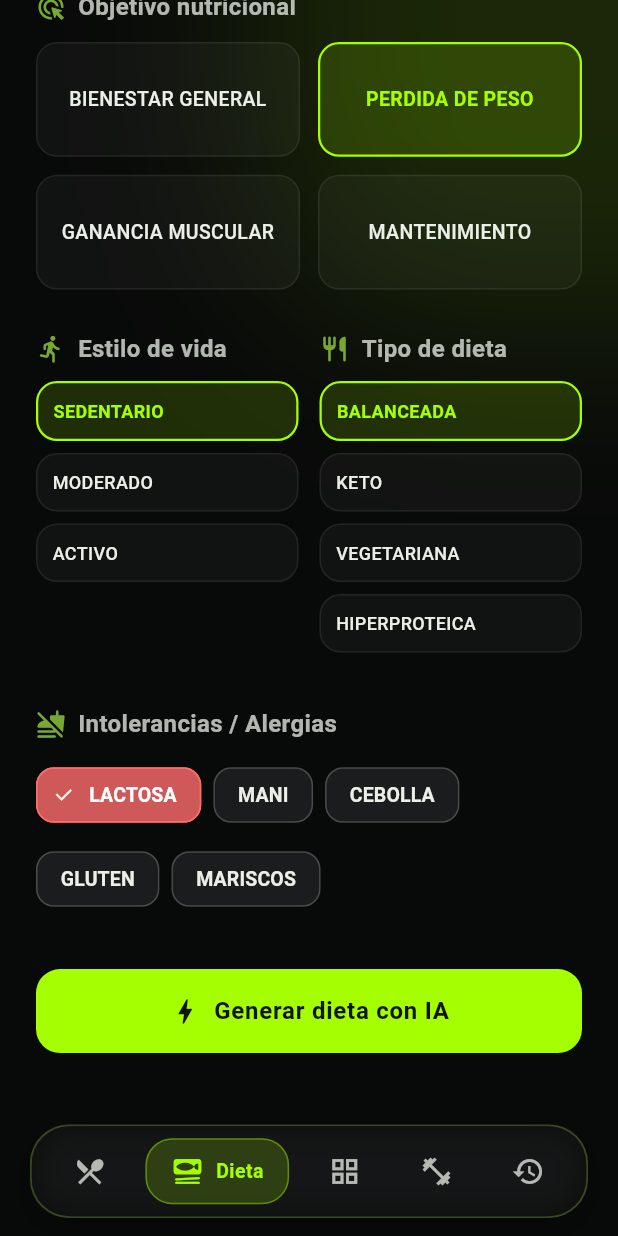
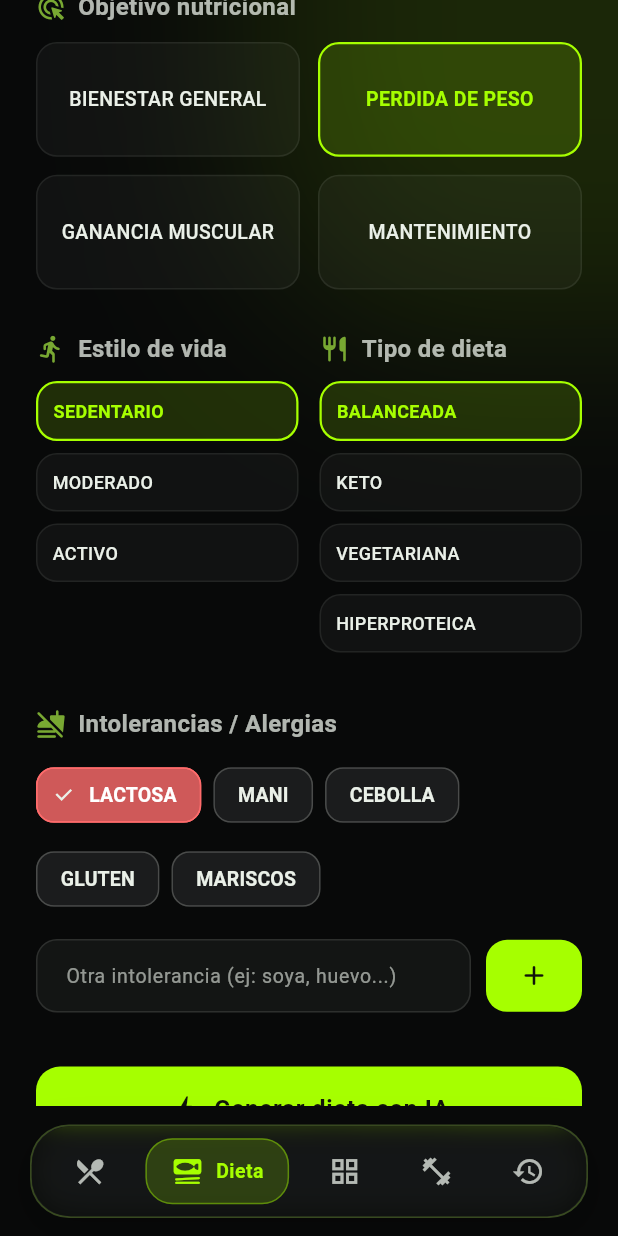
Before and after one commit to T1-ChamitoPro/xef, a Flutter app: the screen it shows once a user with an empty profile is signed in, item 2 of the bottom bar chosen, scrolled down 324 dp, on a phone screen of 412 x 824 dp. Run offline on Flutter 3.47's test engine with Material 3 defaults, Android fonts, the light colour scheme and no system bars; our stand-ins replace flutter_dotenv, supabase_flutter; accounts and stored records are empty.

Commit message:
fix e increase a generar rutina

```diff
--- a/xef/lib/features/diets/widgets/diet_form_view.dart
+++ b/xef/lib/features/diets/widgets/diet_form_view.dart
@@ -1,4 +1,5 @@
 import 'package:flutter/material.dart';
+
 import '../../../core/constants/app_constants.dart';
 import '../../../core/theme/app_theme.dart';
 import '../../../core/widgets/section_header.dart';
@@ -212,7 +213,9 @@ class DietFormView extends StatelessWidget {
           Wrap(
             spacing: 8,
             runSpacing: 8,
-            children: AppConstants.intolerancias.map((item) {
+            children: [
+              // Chips estáticos
+              ...AppConstants.intolerancias.map((item) {
                 final selected = intoleranciasSeleccionadas.contains(item);
                 return FilterChip(
                   label: Text(
@@ -236,7 +239,44 @@ class DietFormView extends StatelessWidget {
                   ),
                   onSelected: (val) => onIntoleranciaToggle(item, val),
                 );
-            }).toList(),
+              }),
+
+              // Chips personalizados
+              ...intoleranciasSeleccionadas
+                  .where((item) => !AppConstants.intolerancias.contains(item))
+                  .map((item) {
+                    return FilterChip(
+                      label: Text(
+                        item,
+                        style: const TextStyle(
+                          fontSize: 13,
+                          fontWeight: FontWeight.w600,
+                          color: Colors.white,
+                        ),
+                      ),
+                      selected: true,
+                      selectedColor: AppColors.errorRed.withValues(alpha: 0.8),
+                      deleteIcon: const Icon(
+                        Icons.close,
+                        size: 16,
+                        color: Colors.white,
+                      ),
+                      onDeleted: () => onIntoleranciaToggle(item, false),
+                      onSelected: (_) {},
+                      shape: RoundedRectangleBorder(
+                        borderRadius: BorderRadius.circular(12),
+                      ),
+                    );
+                  }),
+            ],
+          ),
+          const SizedBox(height: 16),
+
+          // Campo para agregar intolerancia personalizada
+          _CustomIntoleranceInput(
+            onAdd: (value) {
+              onIntoleranciaToggle(value.toUpperCase(), true);
+            },
           ),
           const SizedBox(height: 36),
 
@@ -256,3 +296,92 @@ class DietFormView extends StatelessWidget {
     );
   }
 }
+
+class _CustomIntoleranceInput extends StatefulWidget {
+  final ValueChanged<String> onAdd;
+
+  const _CustomIntoleranceInput({required this.onAdd});
+
+  @override
+  State<_CustomIntoleranceInput> createState() =>
+      _CustomIntoleranceInputState();
+}
+
+class _CustomIntoleranceInputState extends State<_CustomIntoleranceInput> {
+  final TextEditingController _controller = TextEditingController();
+
+  @override
+  void dispose() {
+    _controller.dispose();
+    super.dispose();
+  }
+
+  void _agregar() {
+    final texto = _controller.text.trim();
+    if (texto.isEmpty) return;
+
+    widget.onAdd(texto);
+    _controller.clear();
+  }
+
+  @override
+  Widget build(BuildContext context) {
+    return Row(
+      children: [
+        Expanded(
+          child: TextField(
+            controller: _controller,
+            style: const TextStyle(color: AppColors.textPrimary, fontSize: 14),
+            decoration: InputDecoration(
+              hintText: 'Otra intolerancia (ej: soya, huevo...)',
+              hintStyle: TextStyle(
+                color: AppColors.textSecondary.withValues(alpha: 0.6),
+                fontSize: 13,
+              ),
+              filled: true,
+              fillColor: AppColors.azureMist.withValues(alpha: 0.05),
+              contentPadding: const EdgeInsets.symmetric(
+                horizontal: 16,
+                vertical: 14,
+              ),
+              border: OutlineInputBorder(
+                borderRadius: BorderRadius.circular(14),
+                borderSide: BorderSide(
+                  color: AppColors.azureMist.withValues(alpha: 0.12),
+                ),
+              ),
+              enabledBorder: OutlineInputBorder(
+                borderRadius: BorderRadius.circular(14),
+                borderSide: BorderSide(
+                  color: AppColors.azureMist.withValues(alpha: 0.12),
+                ),
+              ),
+              focusedBorder: OutlineInputBorder(
+                borderRadius: BorderRadius.circular(14),
+                borderSide: const BorderSide(color: AppColors.lightGreen),
+              ),
+            ),
+            textInputAction: TextInputAction.done,
+            onSubmitted: (_) => _agregar(),
+          ),
+        ),
+        const SizedBox(width: 10),
+        SizedBox(
+          height: 48,
+          child: ElevatedButton(
+            onPressed: _agregar,
+            style: ElevatedButton.styleFrom(
+              backgroundColor: AppColors.lightGreen,
+              foregroundColor: AppColors.textDark,
+              shape: RoundedRectangleBorder(
+                borderRadius: BorderRadius.circular(14),
+              ),
+              padding: const EdgeInsets.symmetric(horizontal: 16),
+            ),
+            child: const Icon(Icons.add_rounded, size: 22),
+          ),
+        ),
+      ],
+    );
+  }
+}
--- a/xef/lib/providers/diet_provider.dart
+++ b/xef/lib/providers/diet_provider.dart
@@ -1,4 +1,5 @@
 import 'package:flutter/material.dart';
+
 import '../models/diet_model.dart';
 import '../services/diet_service.dart';
 
@@ -12,18 +13,15 @@ class DietProvider extends ChangeNotifier {
   bool _isSaving = false;
   String? _errorMessage;
 
-  // Estado del flujo de generación
-  int _currentStep = 0; // 0: Formulario, 1: Sugerencias IA
+  int _currentStep = 0;
   List<DietSuggestion> _sugerenciasIA = [];
 
-  // Parámetros del formulario
   final Set<String> _diasSeleccionados = {'LUNES', 'MIERCOLES', 'VIERNES'};
   String _objetivoSeleccionado = 'PERDIDA DE PESO';
   String _estiloVidaSeleccionado = 'SEDENTARIO';
   String _tipoDietaSeleccionada = 'BALANCEADA';
   final Set<String> _intoleranciasSeleccionadas = {'LACTOSA'};
 
-  // Getters
   DietModel? get dietaActiva => _dietaActiva;
   bool get isLoadingActive => _isLoadingActive;
   bool get isGeneratingAI => _isGeneratingAI;
@@ -44,7 +42,6 @@ class DietProvider extends ChangeNotifier {
     cargarDietaActiva();
   }
 
-  /// Carga la dieta activa del usuario desde Supabase
   Future<void> cargarDietaActiva() async {
     _isLoadingActive = true;
     _errorMessage = null;
@@ -60,13 +57,11 @@ class DietProvider extends ChangeNotifier {
     }
   }
 
-  /// Control de pasos (0: Formulario, 1: Sugerencias)
   void setStep(int step) {
     _currentStep = step;
     notifyListeners();
   }
 
-  /// Manejo de selección de días
   void toggleDia(String dia, bool selected) {
     if (selected) {
       _diasSeleccionados.add(dia);
@@ -76,25 +71,21 @@ class DietProvider extends ChangeNotifier {
     notifyListeners();
   }
 
-  /// Configuración de objetivo
   void setObjetivo(String objetivo) {
     _objetivoSeleccionado = objetivo;
     notifyListeners();
   }
 
-  /// Configuración de estilo de vida
   void setEstiloVida(String estilo) {
     _estiloVidaSeleccionado = estilo;
     notifyListeners();
   }
 
-  /// Configuración de tipo de dieta
   void setTipoDieta(String tipo) {
     _tipoDietaSeleccionada = tipo;
     notifyListeners();
   }
 
-  /// Manejo de intolerancias
   void toggleIntolerancia(String item, bool selected) {
     if (selected) {
       _intoleranciasSeleccionadas.add(item);
@@ -104,7 +95,22 @@ class DietProvider extends ChangeNotifier {
     notifyListeners();
   }
 
-  /// Genera opciones de dietas con IA
+  void agregarIntoleranciaPersonalizada(String intolerancia) {
+    final limpia = intolerancia.trim().toUpperCase();
+    if (limpia.isEmpty) return;
+
+    if (!_intoleranciasSeleccionadas.contains(limpia)) {
+      _intoleranciasSeleccionadas.add(limpia);
+      notifyListeners();
+    }
+  }
+
+  /// Elimina cualquier intolerancia (estática o personalizada)
+  void eliminarIntolerancia(String item) {
+    _intoleranciasSeleccionadas.remove(item);
+    notifyListeners();
+  }
+
   Future<bool> generarDietasConIA() async {
     if (_diasSeleccionados.isEmpty) {
       _errorMessage = 'Selecciona al menos un día para tu dieta';
@@ -135,7 +141,6 @@ class DietProvider extends ChangeNotifier {
     }
   }
 
-  /// Guarda la dieta seleccionada y actualiza la dieta activa automáticamente
   Future<bool> guardarDieta(DietSuggestion dietaElegida) async {
     _isSaving = true;
     _errorMessage = null;
@@ -157,7 +162,6 @@ class DietProvider extends ChangeNotifier {
         menu: rawMenu,
       );
 
-      // Recargar la dieta activa inmediatamente para que el Dashboard se actualice sin recargar
       _dietaActiva = await _dietService.obtenerDietaActiva();
       _currentStep = 0;
       return true;
@@ -170,7 +174,6 @@ class DietProvider extends ChangeNotifier {
     }
   }
 
-  /// Elimina la dieta activa del usuario
   Future<bool> eliminarDieta() async {
     if (_dietaActiva == null) return false;
 
```
Also changed, not shown: supabase/.temp/linked-project.json (added), 1 other file. Lines whose indentation alone changed are shown as unchanged.
